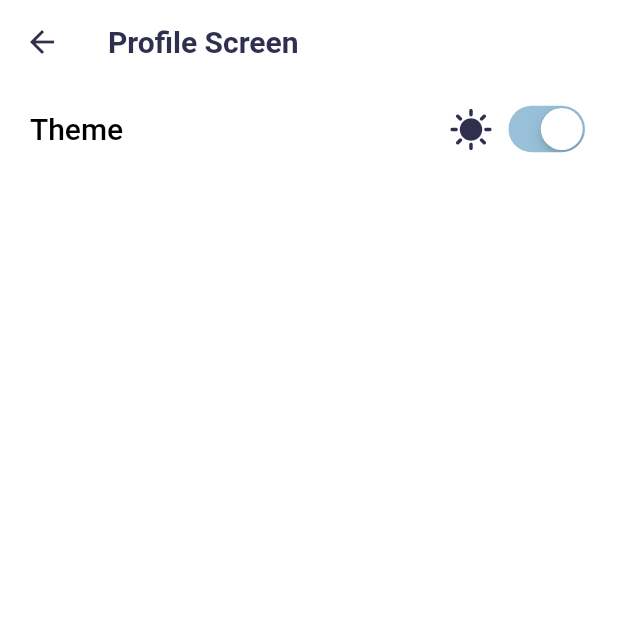
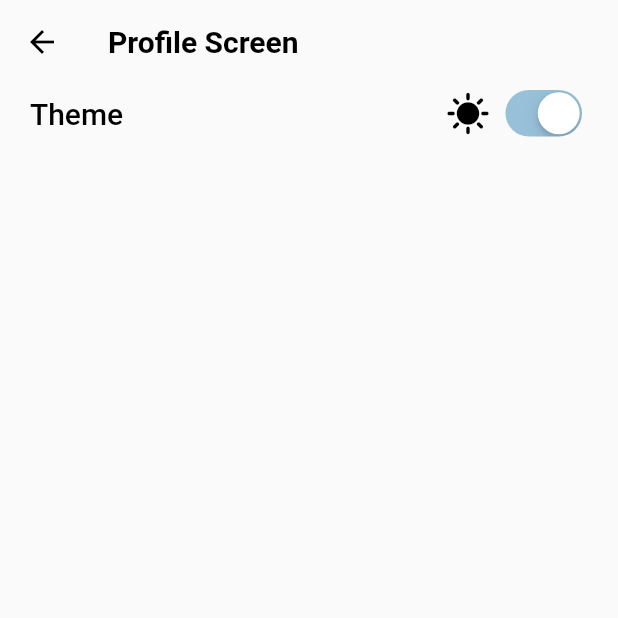
Before and after one commit to PhaniUmmedisetti/receipe-app, a Flutter app: the ProfileScreen screen opened directly, on a phone screen of 412 x 824 dp, the top half of it. Run offline on Flutter 3.47's test engine with Material 2 defaults, Android fonts, the phone set to English and light mode, and no system bars; our stand-ins replace dio, get, hive, hive_flutter, shimmer; accounts and stored records are empty; network calls fail; statements that could not run were skipped.

Commit message:
Light theme dark theme

```diff
--- a/lib/services/theme_service.dart
+++ b/lib/services/theme_service.dart
@@ -58,8 +58,8 @@ class ThemeService extends GetxController {
   ThemeData get darkModeData => _darkTheme;
 
   final ThemeData _lightTheme = ThemeData(
-    primaryColor: const Color(0xFF302F4D),
-    primaryColorLight: const Color(0xFF302F4D),
+    primaryColor: Colors.white,
+    primaryColorLight: Colors.black,
     backgroundColor: Colors.white,
     highlightColor: const Color(0xFF98c1d9),
     // // ignore: deprecated_member_use
@@ -70,9 +70,9 @@ class ThemeService extends GetxController {
   );
 
   final ThemeData _darkTheme = ThemeData(
-    primaryColor: const Color(0xFF302F4D),
+    primaryColor: Colors.black,
     primaryColorLight: Colors.white,
-    backgroundColor: const Color(0xFF120D31),
+    backgroundColor: Colors.black,
     colorScheme: const ColorScheme.dark(
       secondary: Colors.white,
     ),
--- a/lib/views/favourite_meal_screen.dart.dart
+++ b/lib/views/favourite_meal_screen.dart.dart
@@ -9,6 +9,7 @@ import '../controllers/app_controller.dart';
 import '../widgets/main_screen_card.dart';
 import 'Single_meal_screen.dart';
 
+// Screen that shows all the meals that are added to favourites list
 class FavouriteMealScreen extends StatefulWidget {
   FavouriteMealScreen({super.key});
   final categoryController = Get.put(AppController());
--- a/lib/views/profile_screen.dart
+++ b/lib/views/profile_screen.dart
@@ -3,12 +3,12 @@ import 'package:flutter/material.dart';
 import 'package:get/get.dart';
 import 'package:meals/services/theme_service.dart';
 
+// Screen to change the theme ode of the app
 class ProfileScreen extends StatelessWidget {
   const ProfileScreen({Key? key}) : super(key: key);
   @override
   Widget build(BuildContext context) {
     return Scaffold(
-      backgroundColor: Theme.of(context).backgroundColor,
       appBar: AppBar(
         iconTheme: IconThemeData(
           // color: Colors.black,
@@ -30,14 +30,12 @@ class ProfileScreen extends StatelessWidget {
         crossAxisAlignment: CrossAxisAlignment.start,
         mainAxisAlignment: MainAxisAlignment.start,
         children: [
-          SizedBox(
-            height: 60.0,
-            child: Padding(
+          Padding(
             padding: const EdgeInsets.symmetric(horizontal: 20.0),
             child: Row(
               children: [
                 Expanded(
-                    flex: 3,
+                  flex: 2,
                   child: Text(
                     "Theme",
                     style: TextStyle(
@@ -48,15 +46,15 @@ class ProfileScreen extends StatelessWidget {
                     ),
                   ),
                 ),
-                  Expanded(
-                    child: GetBuilder<ThemeService>(builder: (controller) {
+                GetBuilder<ThemeService>(builder: (controller) {
                   return Row(
                     children: [
                       AnimatedSwitcher(
                         duration: const Duration(milliseconds: 500),
                         switchInCurve: Curves.easeInSine,
                         switchOutCurve: Curves.easeOutSine,
-                            transitionBuilder: (Widget child, Animation<double> animation) {
+                        transitionBuilder:
+                            (Widget child, Animation<double> animation) {
                           final offsetAnimation = Tween<Offset>(
                                   begin: const Offset(0.0, 0.8),
                                   end: const Offset(0.0, 0.0))
@@ -100,9 +98,7 @@ class ProfileScreen extends StatelessWidget {
                     ],
                   );
                 }),
-                  ),
               ],
-              ),
             ),
           ),
         ],
--- a/lib/widgets/body_loader.dart
+++ b/lib/widgets/body_loader.dart
@@ -12,7 +12,7 @@ class BodyLoader extends StatelessWidget {
   Widget build(BuildContext context) {
     return Center(
       child: CircularProgressIndicator(
-        color: Colors.black,
+        color: Theme.of(context).primaryColorLight,
         strokeWidth: strokeWidth,
       ),
     );
```
Also changed, not shown: lib/views/home_screen.dart.dart (+41 -27 lines), lib/views/meal_screen.dart (+7 -4 lines), lib/views/single_meal_screen.dart (+21 -90 lines), 3 other files. Lines whose indentation alone changed are shown as unchanged.
